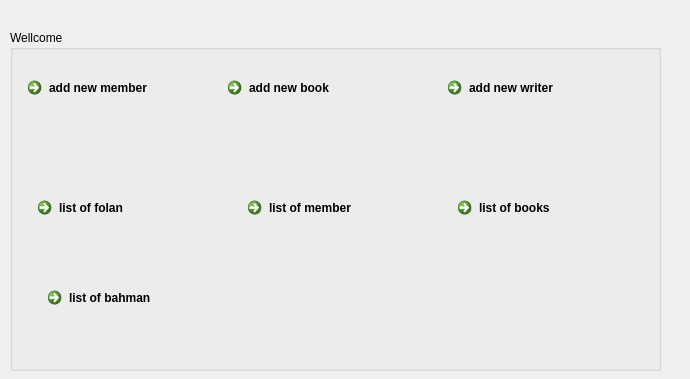
Before: the Qt Designer form librarianui.ui in mohamadnikan2013/LibraryWithUi, drawn with Qt 5.
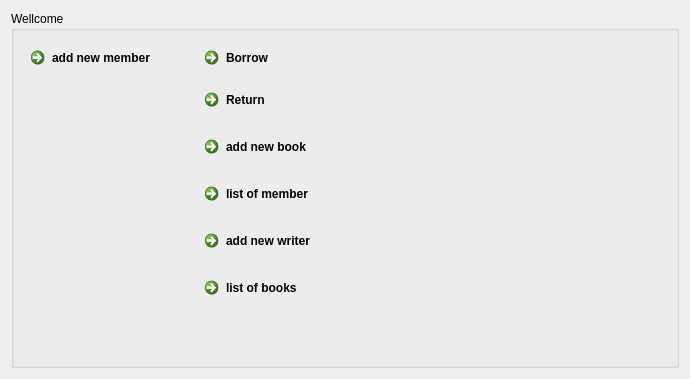
After: the same form once the commit is applied.

Commit message: borrow system complete

```diff
--- a/librarianui.ui
+++ b/librarianui.ui
@@ -13,27 +13,14 @@
   <property name="windowTitle">
    <string>Form</string>
   </property>
+  <layout class="QGridLayout" name="gridLayout">
+   <item row="0" column="0">
   <widget class="QGroupBox" name="groupBox">
-   <property name="geometry">
-    <rect>
-     <x>10</x>
-     <y>30</y>
-     <width>651</width>
-     <height>341</height>
-    </rect>
-   </property>
    <property name="title">
     <string>Wellcome   </string>
    </property>
-   <widget class="QWidget" name="horizontalLayoutWidget">
-    <property name="geometry">
-     <rect>
-      <x>10</x>
-      <y>40</y>
-      <width>189</width>
-      <height>80</height>
-     </rect>
-    </property>
+     <layout class="QFormLayout" name="formLayout">
+      <item row="0" column="0">
     <layout class="QHBoxLayout" name="horizontalLayout_2">
      <item>
       <widget class="QCommandLinkButton" name="addmember">
@@ -46,16 +33,30 @@
       </widget>
      </item>
     </layout>
-   </widget>
-   <widget class="QWidget" name="horizontalLayoutWidget_2">
-    <property name="geometry">
-     <rect>
-      <x>210</x>
-      <y>40</y>
-      <width>189</width>
-      <height>80</height>
-     </rect>
-    </property>
+      </item>
+      <item row="0" column="1">
+       <layout class="QHBoxLayout" name="horizontalLayout_4">
+        <item>
+         <widget class="QCommandLinkButton" name="commandLinkButton_6">
+          <property name="text">
+           <string>Borrow</string>
+          </property>
+         </widget>
+        </item>
+       </layout>
+      </item>
+      <item row="1" column="1">
+       <layout class="QHBoxLayout" name="horizontalLayout_5">
+        <item>
+         <widget class="QCommandLinkButton" name="commandLinkButton_5">
+          <property name="text">
+           <string>Return</string>
+          </property>
+         </widget>
+        </item>
+       </layout>
+      </item>
+      <item row="2" column="1">
     <layout class="QHBoxLayout" name="horizontalLayout_3">
      <item>
       <widget class="QCommandLinkButton" name="addnewbook">
@@ -65,73 +66,8 @@
       </widget>
      </item>
     </layout>
-   </widget>
-   <widget class="QWidget" name="horizontalLayoutWidget_5">
-    <property name="geometry">
-     <rect>
-      <x>440</x>
-      <y>160</y>
-      <width>189</width>
-      <height>80</height>
-     </rect>
-    </property>
-    <layout class="QHBoxLayout" name="horizontalLayout_6">
-     <item>
-      <widget class="QCommandLinkButton" name="commandLinkButton_4">
-       <property name="text">
-        <string>list of books</string>
-       </property>
-      </widget>
-     </item>
-    </layout>
-   </widget>
-   <widget class="QWidget" name="horizontalLayoutWidget_6">
-    <property name="geometry">
-     <rect>
-      <x>430</x>
-      <y>40</y>
-      <width>189</width>
-      <height>80</height>
-     </rect>
-    </property>
-    <layout class="QHBoxLayout" name="horizontalLayout_7">
-     <item>
-      <widget class="QCommandLinkButton" name="addnewwirter">
-       <property name="text">
-        <string>add new writer</string>
-       </property>
-      </widget>
-     </item>
-    </layout>
-   </widget>
-   <widget class="QWidget" name="horizontalLayoutWidget_3">
-    <property name="geometry">
-     <rect>
-      <x>20</x>
-      <y>160</y>
-      <width>189</width>
-      <height>80</height>
-     </rect>
-    </property>
-    <layout class="QHBoxLayout" name="horizontalLayout_4">
-     <item>
-      <widget class="QCommandLinkButton" name="commandLinkButton_6">
-       <property name="text">
-        <string>list of folan</string>
-       </property>
-      </widget>
-     </item>
-    </layout>
-   </widget>
-   <widget class="QWidget" name="verticalLayoutWidget">
-    <property name="geometry">
-     <rect>
-      <x>230</x>
-      <y>160</y>
-      <width>189</width>
-      <height>80</height>
-     </rect>
-    </property>
+      </item>
+      <item row="3" column="1">
     <layout class="QVBoxLayout" name="verticalLayout">
      <item>
       <widget class="QCommandLinkButton" name="commandLinkButton_7">
@@ -141,35 +77,33 @@
       </widget>
      </item>
     </layout>
-   </widget>
-   <widget class="QWidget" name="horizontalLayoutWidget_4">
-    <property name="geometry">
-     <rect>
-      <x>30</x>
-      <y>250</y>
-      <width>189</width>
-      <height>80</height>
-     </rect>
-    </property>
-    <layout class="QHBoxLayout" name="horizontalLayout_5">
+      </item>
+      <item row="4" column="1">
+       <layout class="QHBoxLayout" name="horizontalLayout_7">
+        <item>
+         <widget class="QCommandLinkButton" name="addnewwirter">
+          <property name="text">
+           <string>add new writer</string>
+          </property>
+         </widget>
+        </item>
+       </layout>
+      </item>
+      <item row="5" column="1">
+       <layout class="QHBoxLayout" name="horizontalLayout_6">
      <item>
-      <widget class="QCommandLinkButton" name="commandLinkButton_5">
+         <widget class="QCommandLinkButton" name="commandLinkButton_4">
        <property name="text">
-        <string>list of bahman</string>
+           <string>list of books</string>
        </property>
       </widget>
      </item>
     </layout>
-   </widget>
-   <zorder>horizontalLayoutWidget</zorder>
-   <zorder>horizontalLayoutWidget_2</zorder>
-   <zorder>horizontalLayoutWidget_5</zorder>
-   <zorder>horizontalLayoutWidget_6</zorder>
-   <zorder>commandLinkButton_4</zorder>
-   <zorder>horizontalLayoutWidget_3</zorder>
-   <zorder>verticalLayoutWidget</zorder>
-   <zorder>horizontalLayoutWidget_4</zorder>
-  </widget>
+      </item>
+     </layout>
+    </widget>
+   </item>
+  </layout>
  </widget>
  <resources/>
  <connections/>
```
Lines whose indentation alone changed are shown as unchanged. The commit also changes 15 other files.
